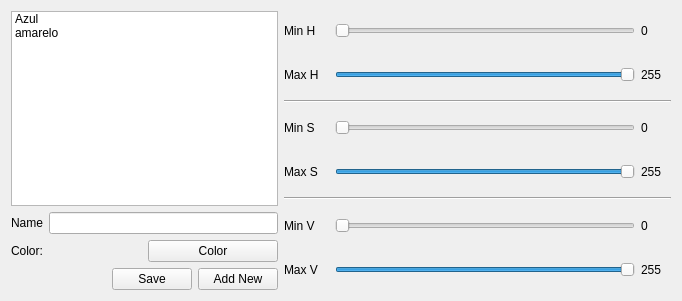
This is src/selectthrashold.ui in rodricxc/uaivision as Qt 5 draws it before an edit. The edited form follows.
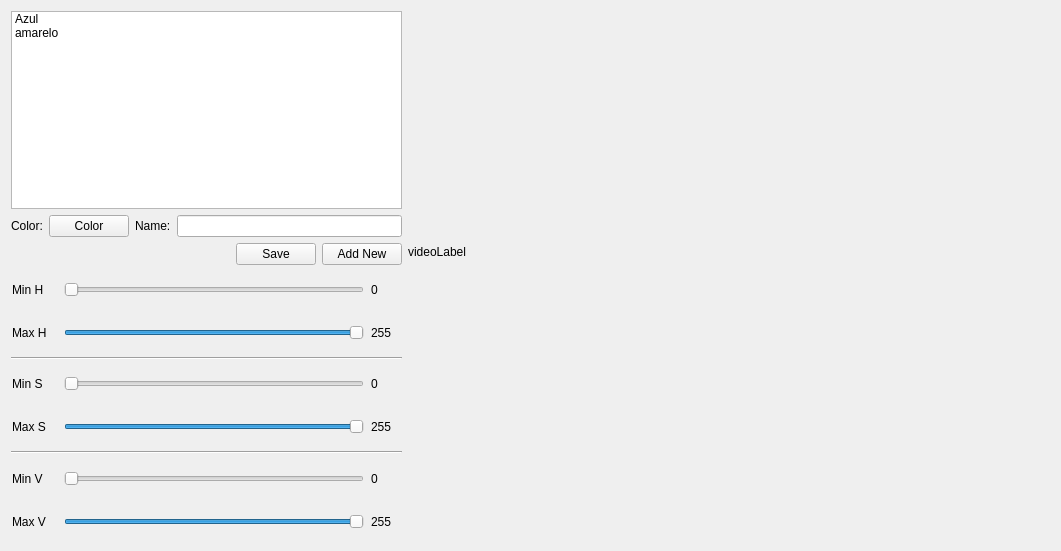
This is the edited form.

Commit message: Rebuild the color select GUI and print in the output the tracked objects with their respective color

Diff of the .ui file:
```diff
--- a/src/selectthrashold.ui
+++ b/src/selectthrashold.ui
@@ -6,14 +6,28 @@
    <rect>
     <x>0</x>
     <y>0</y>
-    <width>682</width>
-    <height>301</height>
+    <width>1061</width>
+    <height>551</height>
    </rect>
   </property>
+  <property name="minimumSize">
+   <size>
+    <width>1061</width>
+    <height>551</height>
+   </size>
+  </property>
+  <property name="maximumSize">
+   <size>
+    <width>1061</width>
+    <height>551</height>
+   </size>
+  </property>
   <property name="windowTitle">
    <string>Form</string>
   </property>
-  <layout class="QHBoxLayout" name="horizontalLayout_5">
+  <layout class="QHBoxLayout" name="horizontalLayout_2">
+   <item>
+    <layout class="QVBoxLayout" name="verticalLayout_2">
    <item>
     <layout class="QVBoxLayout" name="verticalLayout_4">
      <item>
@@ -45,20 +59,6 @@
      <item>
       <layout class="QHBoxLayout" name="horizontalLayout_3">
        <item>
-        <widget class="QLabel" name="label_2">
-         <property name="text">
-          <string>Name</string>
-         </property>
-        </widget>
-       </item>
-       <item>
-        <widget class="QLineEdit" name="colorName"/>
-       </item>
-      </layout>
-     </item>
-     <item>
-      <layout class="QHBoxLayout" name="horizontalLayout_2">
-       <item>
         <widget class="QLabel" name="label_3">
          <property name="text">
           <string>Color:</string>
@@ -72,6 +72,16 @@
          </property>
         </widget>
        </item>
+         <item>
+          <widget class="QLabel" name="label_2">
+           <property name="text">
+            <string>Name:</string>
+           </property>
+          </widget>
+         </item>
+         <item>
+          <widget class="QLineEdit" name="colorName"/>
+         </item>
       </layout>
      </item>
      <item>
@@ -522,9 +532,56 @@
     </layout>
    </item>
   </layout>
-  <zorder>layoutWidget</zorder>
-  <zorder>listWidget</zorder>
-  <zorder>horizontalLayoutWidget</zorder>
+   </item>
+   <item>
+    <layout class="QVBoxLayout" name="verticalLayout_3">
+     <item>
+      <widget class="QLabel" name="videoLabel">
+       <property name="minimumSize">
+        <size>
+         <width>642</width>
+         <height>482</height>
+        </size>
+       </property>
+       <property name="maximumSize">
+        <size>
+         <width>642</width>
+         <height>482</height>
+        </size>
+       </property>
+       <property name="text">
+        <string>videoLabel</string>
+       </property>
+      </widget>
+     </item>
+     <item>
+      <spacer name="verticalSpacer">
+       <property name="minimumSize">
+        <size>
+         <width>23</width>
+         <height>43</height>
+        </size>
+       </property>
+       <property name="maximumSize">
+        <size>
+         <width>23</width>
+         <height>43</height>
+        </size>
+       </property>
+       <property name="orientation">
+        <enum>Qt::Vertical</enum>
+       </property>
+       <property name="sizeHint" stdset="0">
+        <size>
+         <width>20</width>
+         <height>40</height>
+        </size>
+       </property>
+      </spacer>
+     </item>
+    </layout>
+   </item>
+  </layout>
   <zorder></zorder>
   <zorder>label_3</zorder>
   <zorder>lineEdit_2</zorder>
```
Left out of the diff: 6 changed lines with no effect on the pictures. Lines whose indentation alone changed are shown as unchanged. The commit also changes 9 other files.
